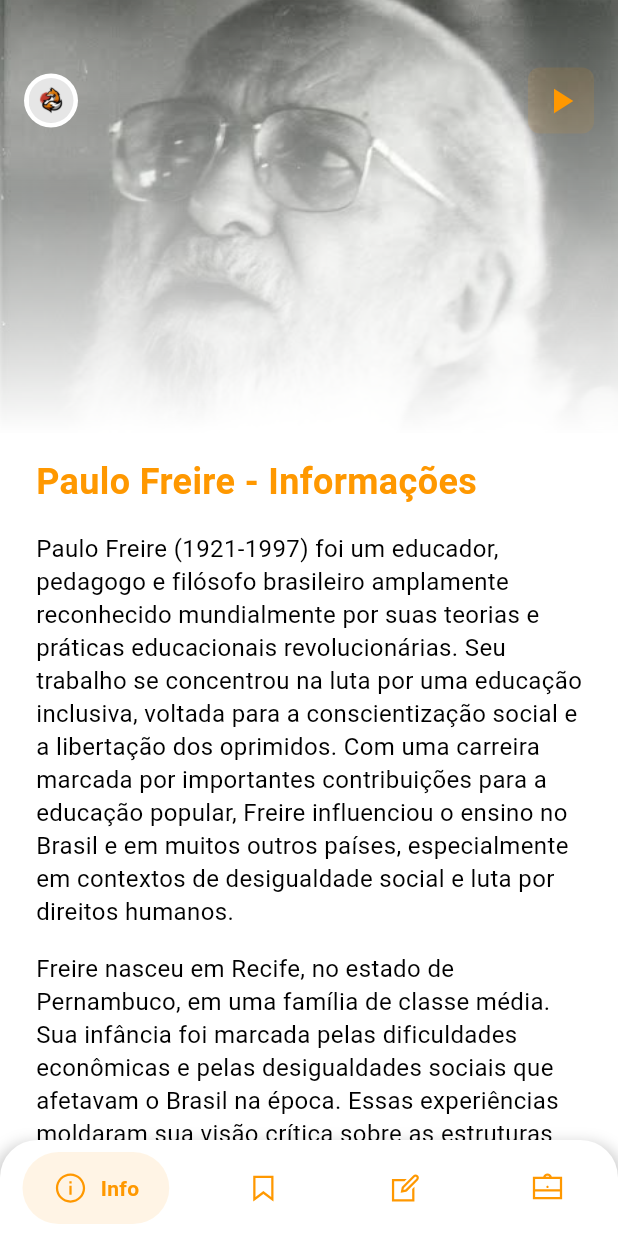
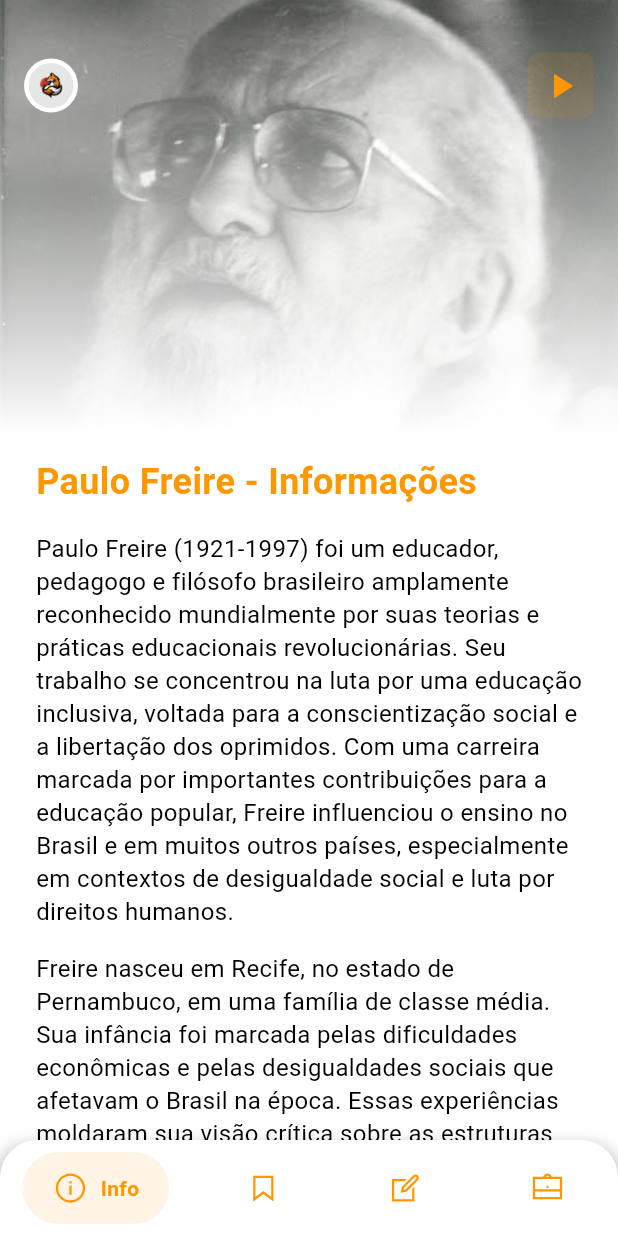
Before and after one commit to leonato-289/Paulo-Freire, a Flutter app: the screen it shows after launch, on a phone screen of 412 x 824 dp. Run offline on Flutter 3.47's test engine with Material 3 defaults, Android fonts, the light colour scheme and no system bars; drawn by our look-alikes of google_nav_bar; our stand-ins replace line_icons.

Commit message:
Salvando altera├º├Áes no projeto

```diff
--- a/lib/screens/home_screen.dart
+++ b/lib/screens/home_screen.dart
@@ -64,7 +64,7 @@ class _HomeScreenState extends State<HomeScreen> {
               ],
             ),
             Padding(
-              padding: const EdgeInsets.only(left: 16.0, right: 16.0, top: 45.0, bottom: 8.0),
+              padding: const EdgeInsets.only(left: 16.0, right: 16.0, top: 35.0, bottom: 8.0),
               child: Align(
                 alignment: Alignment.topCenter,
                 child: Row(
--- a/lib/screens/info_screen.dart
+++ b/lib/screens/info_screen.dart
@@ -121,7 +121,7 @@ class InfoScreen extends StatelessWidget {
                   ),
                   SizedBox(height: 16),
                   Text(
-                    'Fontes:\n1. Freire, P. (1970). Pedagogia do Oprimido. Rio de Janeiro: Paz e Terra.\n2. Freire, P. (1967). Educação como Prática da Liberdade. Rio de Janeiro: Paz e Terra.\n3. Freire, P. (1994). Pedagogia da Esperança: um reencontro com a Pedagogia do Oprimido. Rio de Janeiro: Paz e Terra.\n4. Ministério da Educação do Brasil (2010). Paulo Freire e o impacto de sua pedagogia.\n .\n . \n .',
+                    'Fontes:\n1. Freire, P. (1970). Pedagogia do Oprimido. Rio de Janeiro: Paz e Terra.\n2. Freire, P. (1967). Educação como Prática da Liberdade. Rio de Janeiro: Paz e Terra.\n3. Freire, P. (1994). Pedagogia da Esperança: um reencontro com a Pedagogia do Oprimido. Rio de Janeiro: Paz e Terra.\n4. Ministério da Educação do Brasil (2010). Paulo Freire e o impacto de sua pedagogia.\n 1.\n 2. \n 2.',
                     style: TextStyle(
                       fontSize: 14,
                       height: 1.4,
```
